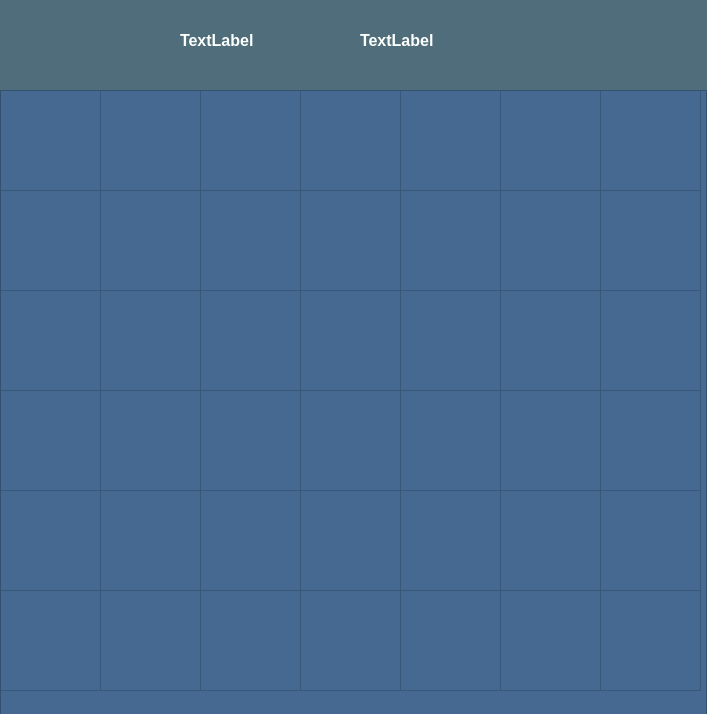
Qt form WorkShopProject/calendar.ui (shaahinfaezi/WorkShopProject) before a commit.
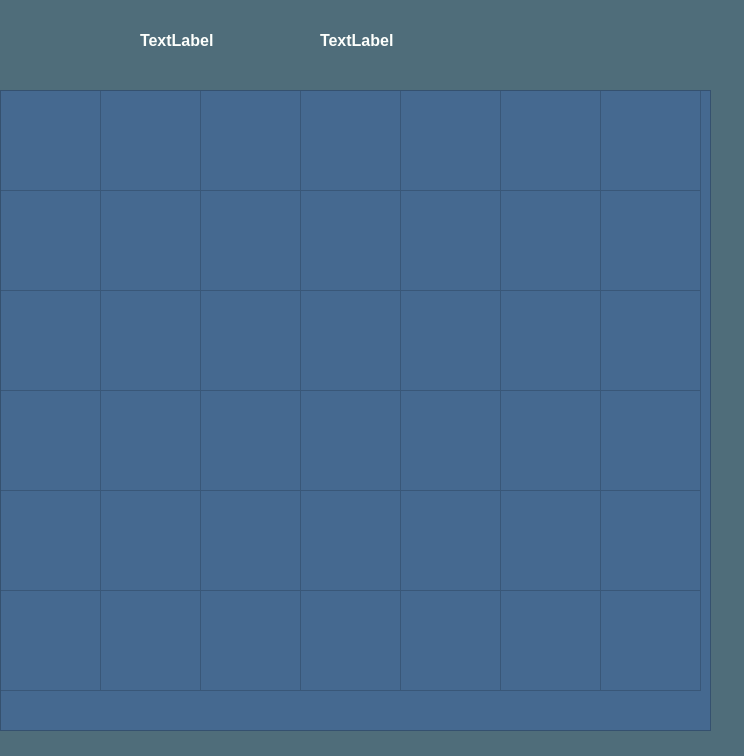
The same form after that commit.

Diff of the .ui file:
```diff
--- a/WorkShopProject/calendar.ui
+++ b/WorkShopProject/calendar.ui
@@ -6,8 +6,8 @@
    <rect>
     <x>0</x>
     <y>0</y>
-    <width>707</width>
-    <height>714</height>
+    <width>744</width>
+    <height>756</height>
    </rect>
   </property>
   <property name="sizePolicy">
@@ -127,9 +127,9 @@
   <widget class="QLabel" name="label">
    <property name="geometry">
     <rect>
-     <x>180</x>
+     <x>140</x>
      <y>30</y>
-     <width>101</width>
+     <width>161</width>
      <height>21</height>
     </rect>
    </property>
@@ -152,8 +152,8 @@
     <rect>
      <x>0</x>
      <y>90</y>
-     <width>707</width>
-     <height>625</height>
+     <width>711</width>
+     <height>641</height>
     </rect>
    </property>
    <property name="sizePolicy">
@@ -258,7 +258,7 @@
   <widget class="QLabel" name="label_2">
    <property name="geometry">
     <rect>
-     <x>360</x>
+     <x>320</x>
      <y>30</y>
      <width>101</width>
      <height>21</height>
```
